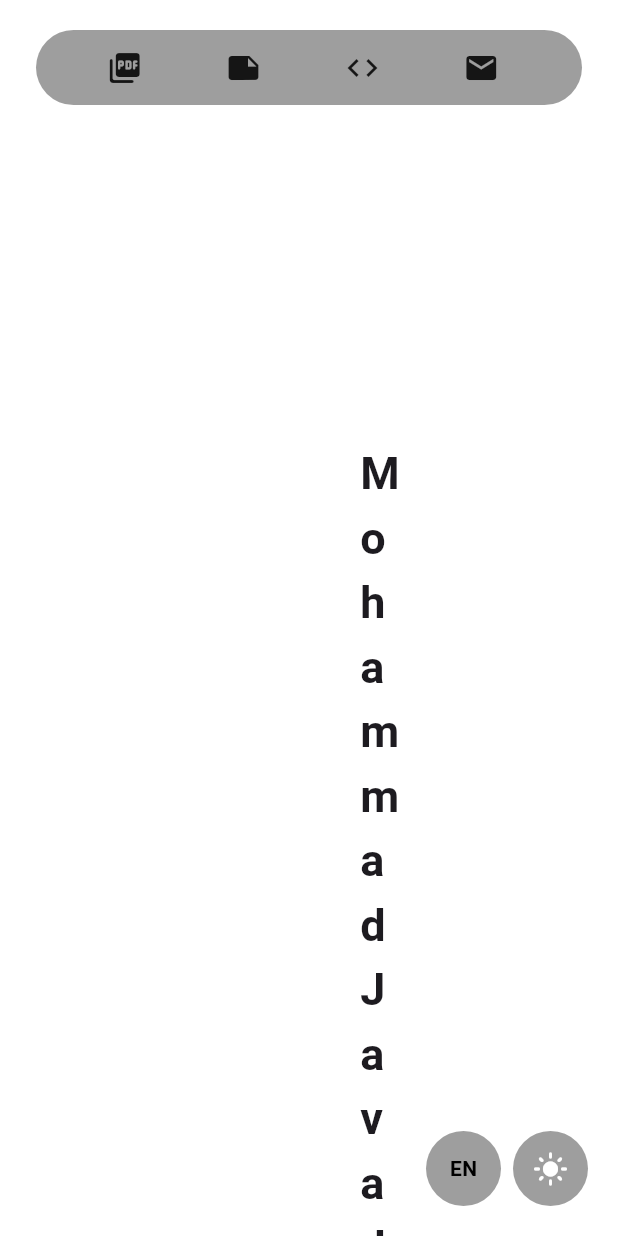
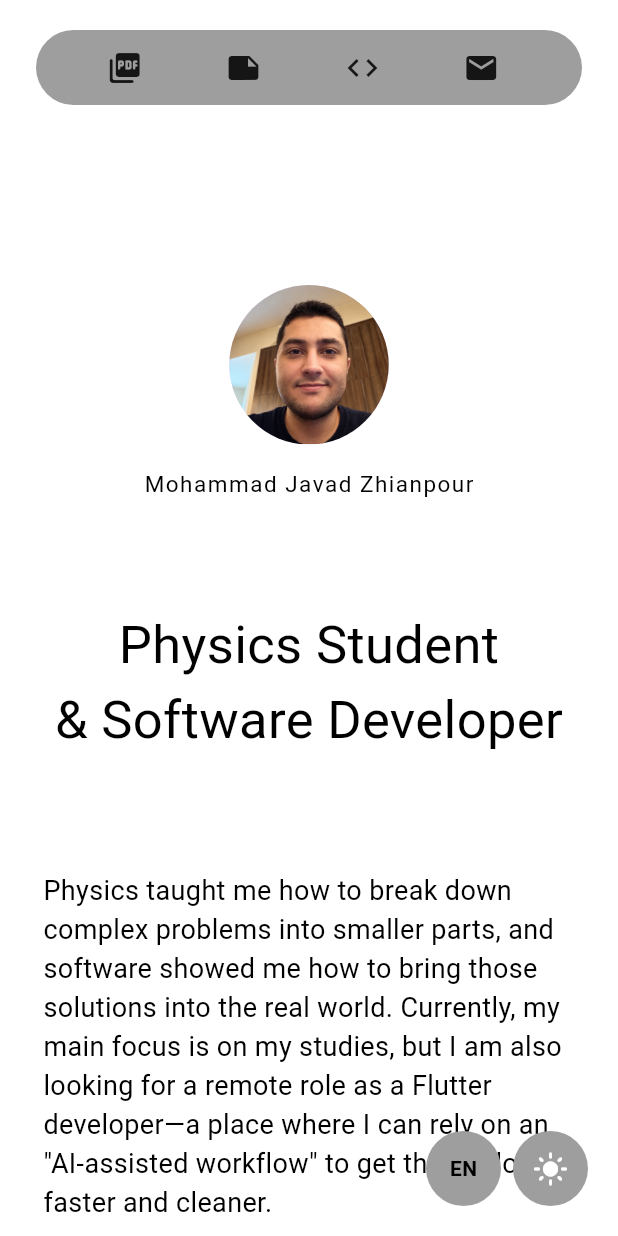
Before and after one commit to mjianpour/my-blog, a Flutter app: the screen it shows after launch, on a phone screen of 412 x 824 dp. Run offline on Flutter 3.47's test engine with Material 3 defaults, Android fonts, the phone set to English and light mode, and no system bars; our stand-ins replace flutter_riverpod.

Commit message:
spacings are now responsive

```diff
--- /dev/null
+++ b/flutter_application_1/lib/articles_and_windows/my_resume.dart
@@ -0,0 +1,49 @@
+final List<Map> myResumeArticle = [
+  {"path": "assets/image_profile.png", "type": "Image-Profile"},
+  {"text": "Mohammad Javad Zhianpour", "type": "Hero"},
+  {"text": "Physics Student \n& Software Developer", "type": "Hero-Desc"},
+  {
+    "text": "A 22 year old Physics student at Ferdowsi University of Mashhad.",
+    "type": "Desc",
+  },
+  {
+    "text":
+        "Physics taught me how to break down complex problems into smaller parts, and software showed me how to bring those solutions into the real world. Currently, my main focus is on my studies, but I am also looking for a remote role as a Flutter developer—a place where I can rely on an \"AI-assisted workflow\" to get things done faster and cleaner.",
+    "type": "Paragraph",
+  },
+  {"path": "assets/students.png", "type": "Image"},
+  {
+    "text":
+        "You standing in front of a whiteboard filled with physics equations.",
+    "type": "Caption",
+  },
+  {"path": "assets/students.png", "type": "Image"},
+  {
+    "text":
+        "Sitting on a chair, holding a notebook, with a calm look toward the camera.",
+    "type": "Caption",
+  },
+  {"path": "assets/students.png", "type": "Image"},
+  {
+    "text":
+        "A side profile shot in a dark room, the glow of a laptop on your face as you code.",
+    "type": "Caption",
+  },
+  {"text": "My Approach to Work", "type": "Header"},
+  {
+    "text":
+        "I am a person of time-consuming and complex tasks. If I am unfamiliar with a subject, I won't let it go until I have fully learned it. In team settings, I strive to deliver my part with the highest quality and the most precise details.",
+    "type": "Paragraph",
+  },
+  {
+    "text":
+        "Things don't always have to be ideal. Sometimes at night, the work gets exhausting, and I close the laptop. But the next day, I am the first one to open the project and keep going. I believe that in teamwork, persistence and showing up consistently matter more than momentary talent.",
+    "type": "Paragraph",
+  },
+  {"text": "Building Under Constraints", "type": "Header"},
+  {
+    "text":
+        "One of my most valuable experiences was developing \"Quitifika\" (a habit-tracking app). I wrote the entire front-end and design of this app alone during a three-month period when the internet in Iran was completely shut down. To keep the project moving, I used local, cost-effective AI models. This experience taught me how to manage a project properly and bring it to completion even under severe constraints.",
+    "type": "Paragraph",
+  },
+];
--- a/flutter_application_1/lib/buttons/language_switcher.dart
+++ b/flutter_application_1/lib/buttons/language_switcher.dart
@@ -31,8 +31,8 @@ class LanguageSwitcher extends ConsumerWidget {
         child: Center(
           child: Text(
             isCompact
-                ? (isEnglishMode ? 'EN' : 'فا')
-                : (isEnglishMode ? 'English' : 'فارسی'),
+                ? (isEnglishMode ? 'EN' : 'FA')
+                : (isEnglishMode ? 'English' : 'Persian'),
             style: const TextStyle(
               color: Colors.black,
               fontWeight: FontWeight.bold,
--- a/flutter_application_1/lib/src/size_manager.dart
+++ b/flutter_application_1/lib/src/size_manager.dart
@@ -2,10 +2,14 @@ class SizeManager {
   SizeManager._();
 
   static const double smallScreenWidth = 600;
+  static const double largeScreenWidth = 900;
   static const double topBarHeight = 50;
   static const double topBarHorizontalPadding = 23;
   static const double globalVerticalPadding = 20;
 
+  static const double imageProfileRadius = 90;
+
+  static const double tiny = 4;
   static const double small = 8;
   static const double medium = 16;
   static const double large = 24;
--- a/flutter_application_1/lib/src/style_manager.dart
+++ b/flutter_application_1/lib/src/style_manager.dart
@@ -3,6 +3,36 @@ import 'package:flutter/material.dart';
 class StyleManager {
   StyleManager._();
 
-  static const articleContent = TextStyle(fontSize: 14);
-  static const articleDescription = TextStyle(fontSize: 16);
+  static const darkHero = TextStyle(
+    fontSize: 15,
+    color: Color.fromARGB(255, 244, 244, 244),
+    letterSpacing: 1,
+  );
+  static const darkHeroDesc = TextStyle(fontSize: 35, color: Colors.white);
+  static const darkParagraph = TextStyle(
+    fontSize: 18,
+    color: Color.fromARGB(255, 214, 214, 214),
+  );
+  static const darkImage = TextStyle(fontSize: 16, color: Colors.white);
+  static const darkCaption = TextStyle(fontSize: 16, color: Colors.white);
+  static const darkHeader = TextStyle(
+    fontSize: 20,
+    fontWeight: FontWeight(600),
+    color: Colors.white,
+  );
+
+  static const lightHero = TextStyle(
+    fontSize: 15,
+    color: Colors.black,
+    letterSpacing: 1,
+  );
+  static const lightHeroDesc = TextStyle(fontSize: 35, color: Colors.black);
+  static const lightParagraph = TextStyle(fontSize: 18, color: Colors.black);
+  static const lightImage = TextStyle(fontSize: 16, color: Colors.black);
+  static const lightCaption = TextStyle(fontSize: 16, color: Colors.black);
+  static const lightHeader = TextStyle(
+    fontSize: 20,
+    fontWeight: FontWeight(600),
+    color: Colors.black,
+  );
 }
--- a/flutter_application_1/lib/viewers/article_viewer.dart
+++ b/flutter_application_1/lib/viewers/article_viewer.dart
@@ -1,87 +1,116 @@
 import 'package:flutter/material.dart';
+import 'package:flutter_application_1/articles_and_windows/my_resume.dart';
+import 'package:flutter_application_1/providers/theme_provider.dart';
 import 'package:flutter_application_1/src/size_manager.dart';
 import 'package:flutter_application_1/src/style_manager.dart';
+import 'package:flutter_riverpod/flutter_riverpod.dart';
 
-class ArticleViewer extends StatelessWidget {
+class ArticleViewer extends ConsumerWidget {
   const ArticleViewer({super.key});
 
   @override
-  Widget build(BuildContext context) {
-    return Padding(
-      padding: const EdgeInsets.symmetric(
-        horizontal: SizeManager.large * 10,
-        vertical: SizeManager.large,
-      ),
-      child: Column(
-        children: [
-          Image.asset('assets/image_profile.png', width: 200, height: 200),
-          const Text(
-            'Mohammad Javad Zhianpour',
-            style: TextStyle(fontSize: 30, fontWeight: FontWeight.bold),
-          ),
-          const Text(
-            'Physics Student/Software Engineer',
-            style: TextStyle(fontSize: 20),
-          ),
-          Text(
-            "A 22-year-old Physics student at Ferdowsi University of Mashhad.",
-            style: StyleManager.articleDescription,
-          ),
-          Padding(
-            padding: const EdgeInsets.only(top: SizeManager.medium),
-            child: const Text(
-              "Physics taught me how to break down complex problems into smaller parts, and software showed me how to bring those solutions into the real world. Currently, my main focus is on my studies, but I am also looking for a remote role as a Flutter developer—a place where I can rely on an \"AI-assisted workflow\" to get things done faster and cleaner.",
-              style: StyleManager.articleContent,
-            ),
-          ),
-          Row(
-            mainAxisAlignment: MainAxisAlignment.center,
-            children: [
-              Image.asset('assets/students.png', width: 200, height: 200),
-              Image.asset('assets/students.png', width: 200, height: 200),
-              Image.asset('assets/students.png', width: 200, height: 200),
-            ],
-          ),
-          Align(
-            alignment: Alignment.centerLeft,
-            child: Padding(
-              padding: const EdgeInsets.only(top: SizeManager.medium),
-              child: Text(
-                "My Approach to Work",
-                style: TextStyle(fontSize: 20, fontWeight: FontWeight.bold),
-              ),
-            ),
-          ),
-          Padding(
-            padding: const EdgeInsets.only(top: SizeManager.small),
-            child: Text(
-              "I am a person of time-consuming and complex tasks. If I am unfamiliar with a subject, I won't let it go until I have fully learned it. In team settings, I strive to deliver my part with the highest quality and the most precise details.",
-            ),
-          ),
-          Padding(
-            padding: const EdgeInsets.only(top: SizeManager.small),
-            child: Text(
-              "Things don't always have to be ideal. Sometimes at night, the work gets exhausting, and I close the laptop. But the next day, I am the first one to open the project and keep going. I believe that in teamwork, persistence and showing up consistently matter more than momentary talent.",
-            ),
-          ),
-          Align(
-            alignment: Alignment.centerLeft,
-            child: Padding(
-              padding: const EdgeInsets.only(top: SizeManager.medium),
-              child: Text(
-                "Building Under Constraints",
-                style: TextStyle(fontSize: 20, fontWeight: FontWeight.bold),
-              ),
-            ),
-          ),
-          Padding(
-            padding: const EdgeInsets.only(top: SizeManager.small),
-            child: Text(
-              "One of my most valuable experiences was developing \"Quitifika\" (a habit-tracking app). I wrote the entire front-end and design of this app alone during a three-month period when the internet in Iran was completely shut down. To keep the project moving, I used local, cost-effective AI models. This experience taught me how to manage a project properly and bring it to completion even under severe constraints.",
-            ),
-          ),
-        ],
-      ),
+  Widget build(BuildContext context, WidgetRef ref) {
+    return Column(
+      children: [
+        for (Map item in myResumeArticle)
+          Component(item: item, ref: ref).buildComponent(),
+
+        SizedBox(height: SizeManager.large),
+      ],
     );
   }
 }
+
+class Component {
+  final Map<dynamic, dynamic> item;
+  final WidgetRef ref;
+
+  Component({required this.item, required this.ref});
+
+  Widget buildComponent() {
+    final isDark = ref.watch(isDarkMode);
+    switch (item["type"]) {
+      case "Hero":
+        return Padding(
+          padding: const EdgeInsets.only(top: SizeManager.medium),
+          child: Text(
+            item["text"],
+            style: isDark ? StyleManager.darkHero : StyleManager.lightHero,
+          ),
+        );
+      case "Hero-Desc":
+        return Padding(
+          padding: const EdgeInsets.symmetric(vertical: SizeManager.large * 3),
+          child: Text(
+            item["text"],
+            style: isDark
+                ? StyleManager.darkHeroDesc
+                : StyleManager.lightHeroDesc,
+            textAlign: TextAlign.center,
+          ),
+        );
+      case "Paragraph":
+        return Padding(
+          padding: const EdgeInsets.only(top: SizeManager.tiny),
+          child: Text(
+            item["text"],
+            style: isDark
+                ? StyleManager.darkParagraph
+                : StyleManager.lightParagraph,
+          ),
+        );
+      case "Image":
+        return Padding(
+          padding: const EdgeInsets.only(top: SizeManager.large),
+          child: ClipRRect(
+            borderRadius: BorderRadiusGeometry.circular(SizeManager.small),
+            child: Image.asset(item["path"]),
+          ),
+        );
+      case "Caption":
+        return Padding(
+          padding: const EdgeInsets.only(top: SizeManager.small),
+          child: Center(
+            child: Text(
+              item["text"],
+              style: isDark
+                  ? StyleManager.darkCaption
+                  : StyleManager.lightCaption,
+              textAlign: TextAlign.center,
+            ),
+          ),
+        );
+      case "Header":
+        return Padding(
+          padding: const EdgeInsets.only(top: SizeManager.large),
+          child: Align(
+            alignment: Alignment.centerLeft,
+            child: Text(
+              item["text"],
+              style: isDark
+                  ? StyleManager.darkHeader
+                  : StyleManager.lightHeader,
+            ),
+          ),
+        );
+      case "Image-Profile":
+        return LayoutBuilder(
+          builder: (context, constraints) {
+            final imageProfileRadius = (constraints.maxWidth * 0.15).clamp(
+              50.0,
+              85.0,
+            );
+            return Padding(
+              padding: EdgeInsets.only(top: SizeManager.large * 5),
+              child: CircleAvatar(
+                radius: imageProfileRadius,
+                backgroundImage: AssetImage(item["path"]),
+              ),
+            );
+          },
+        );
+      default:
+        return const SizedBox.shrink(); // required fallback
+    }
+  }
+}
--- a/flutter_application_1/lib/website_pages/resume.dart
+++ b/flutter_application_1/lib/website_pages/resume.dart
@@ -1,4 +1,5 @@
 import 'package:flutter/material.dart';
+import 'package:flutter_application_1/src/size_manager.dart';
 import 'package:flutter_application_1/viewers/article_viewer.dart';
 
 class ResumePage extends StatefulWidget {
@@ -11,6 +12,34 @@ class ResumePage extends StatefulWidget {
 class _ResumePageState extends State<ResumePage> {
   @override
   Widget build(BuildContext context) {
-    return const ArticleViewer();
+    return LayoutBuilder(
+      builder: (context, constraints) {
+        final horizontalPadding = (constraints.maxWidth * 0.07).clamp(
+          24.0,
+          360.0,
+        );
+        if (constraints.maxWidth > SizeManager.smallScreenWidth) {
+          return Padding(
+            padding: EdgeInsets.symmetric(horizontal: horizontalPadding),
+            child: Padding(
+              padding: EdgeInsets.symmetric(
+                horizontal: horizontalPadding * 2.1,
+              ),
+              child: const ArticleViewer(),
+            ),
+          );
+        } else if (constraints.maxWidth > SizeManager.largeScreenWidth) {
+          return Padding(
+            padding: EdgeInsets.symmetric(horizontal: horizontalPadding * 3.0),
+            child: ArticleViewer(),
+          );
+        } else {
+          return Padding(
+            padding: EdgeInsets.symmetric(horizontal: horizontalPadding),
+            child: ArticleViewer(),
+          );
+        }
+      },
+    );
   }
 }
```
